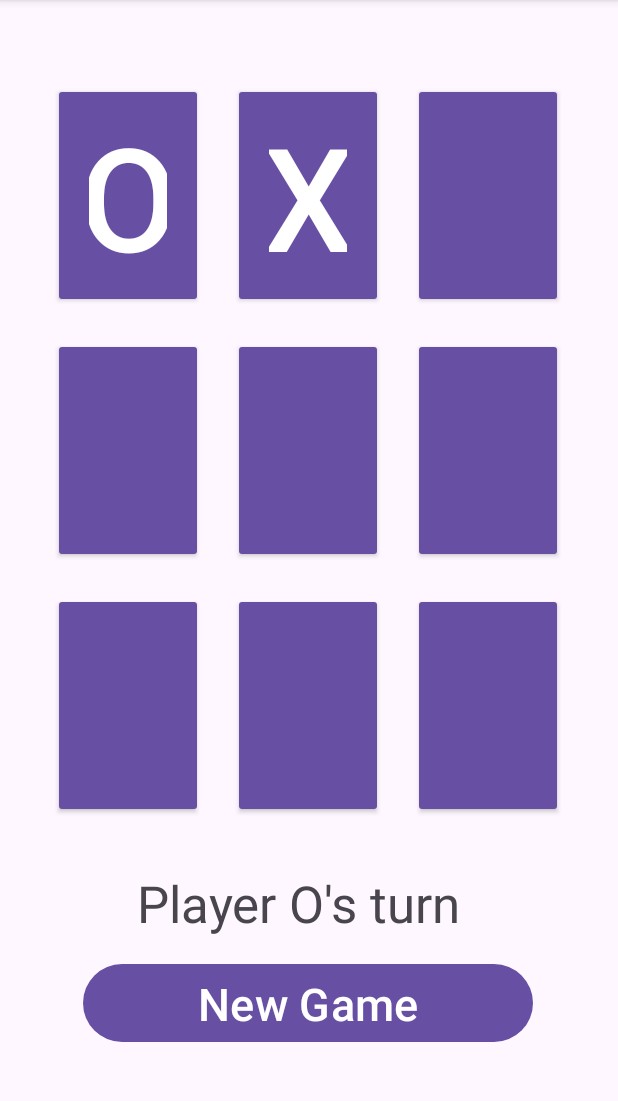
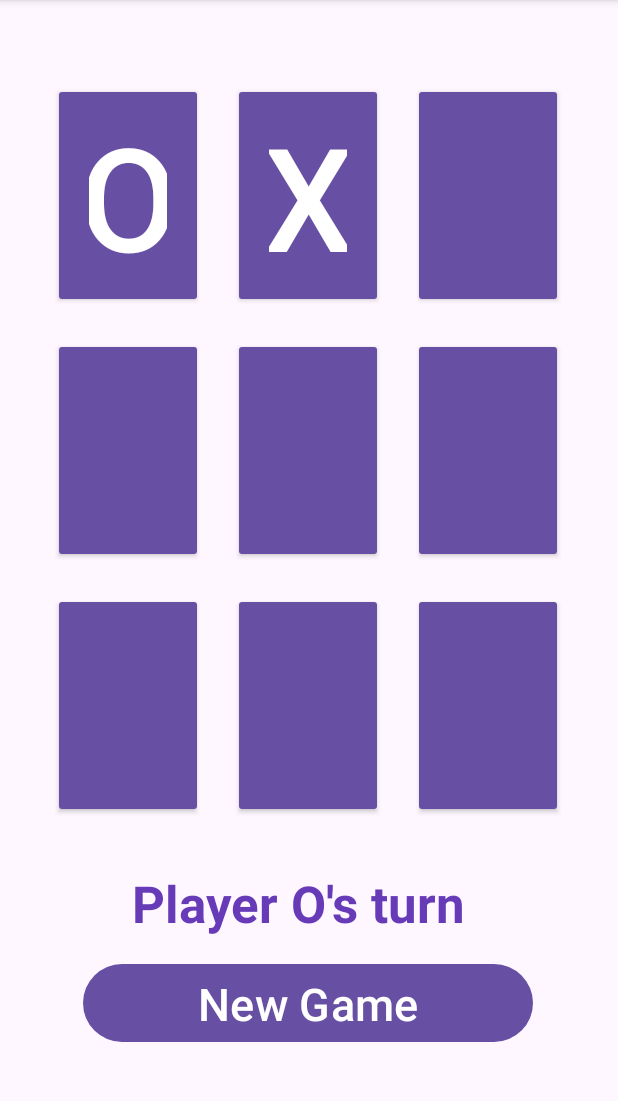
Before and after one commit to marysaray/TicTacToe, an Android app: the screen it shows after launch (MainActivity), after a tap on an icon or button, on a phone screen of 412 x 824 dp, the part 96-1197 px from its top. Run offline under Robolectric (Android 15) with nearby library versions, the phone set to English and light mode, and no system bars; 2 other taps on this screen came first.

Commit message:
Changed font style to bold and color

```diff
--- a/app/src/main/res/layout/activity_main.xml
+++ b/app/src/main/res/layout/activity_main.xml
@@ -130,7 +130,8 @@
         android:layout_width="287dp"
         android:layout_height="43dp"
         android:layout_marginTop="24dp"
-        android:text=""
+        android:textStyle="bold"
+        android:textColor="#673AB7"
         android:textAlignment="center"
         android:textSize="34sp"
         app:layout_constraintEnd_toEndOf="parent"
```
